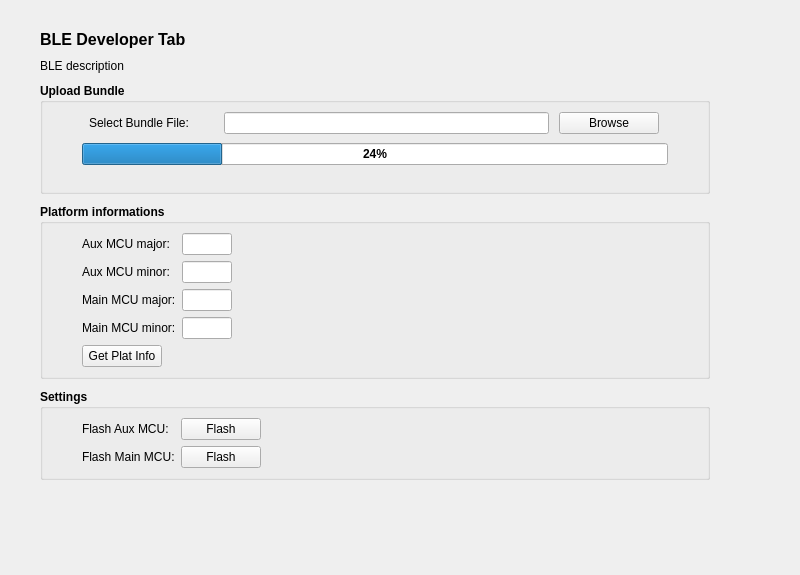
mooltipass/moolticute, file src/BleDev.ui: the form before one commit.
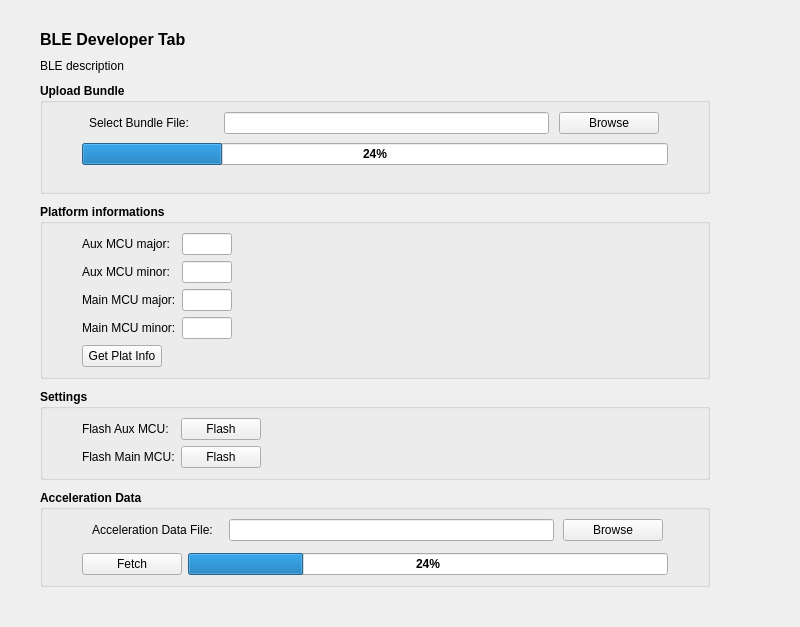
The form after the commit.

Commit message: Adding UI part of Acceleration Data Fetching

```diff
--- a/src/BleDev.ui
+++ b/src/BleDev.ui
@@ -653,6 +653,154 @@
      </layout>
     </widget>
    </item>
+   <item>
+    <widget class="QGroupBox" name="groupBoxAccData">
+     <property name="sizePolicy">
+      <sizepolicy hsizetype="Preferred" vsizetype="Fixed">
+       <horstretch>0</horstretch>
+       <verstretch>0</verstretch>
+      </sizepolicy>
+     </property>
+     <property name="title">
+      <string>Acceleration Data</string>
+     </property>
+     <layout class="QVBoxLayout" name="verticalLayout_5">
+      <item>
+       <layout class="QHBoxLayout" name="horizontalLayout_2">
+        <property name="leftMargin">
+         <number>30</number>
+        </property>
+        <property name="rightMargin">
+         <number>30</number>
+        </property>
+        <property name="bottomMargin">
+         <number>6</number>
+        </property>
+        <item>
+         <widget class="QLabel" name="label_AccDataFile">
+          <property name="sizePolicy">
+           <sizepolicy hsizetype="Expanding" vsizetype="Expanding">
+            <horstretch>0</horstretch>
+            <verstretch>0</verstretch>
+           </sizepolicy>
+          </property>
+          <property name="maximumSize">
+           <size>
+            <width>135</width>
+            <height>16777215</height>
+           </size>
+          </property>
+          <property name="font">
+           <font>
+            <weight>50</weight>
+            <bold>false</bold>
+           </font>
+          </property>
+          <property name="text">
+           <string>Acceleration Data File:</string>
+          </property>
+          <property name="alignment">
+           <set>Qt::AlignCenter</set>
+          </property>
+         </widget>
+        </item>
+        <item>
+         <widget class="QLineEdit" name="lineEditAccData">
+          <property name="minimumSize">
+           <size>
+            <width>250</width>
+            <height>0</height>
+           </size>
+          </property>
+          <property name="maximumSize">
+           <size>
+            <width>325</width>
+            <height>16777215</height>
+           </size>
+          </property>
+          <property name="font">
+           <font>
+            <weight>50</weight>
+            <bold>false</bold>
+           </font>
+          </property>
+          <property name="readOnly">
+           <bool>true</bool>
+          </property>
+         </widget>
+        </item>
+        <item>
+         <widget class="QPushButton" name="btnAccDataBrowse">
+          <property name="minimumSize">
+           <size>
+            <width>100</width>
+            <height>0</height>
+           </size>
+          </property>
+          <property name="maximumSize">
+           <size>
+            <width>100</width>
+            <height>16777215</height>
+           </size>
+          </property>
+          <property name="font">
+           <font>
+            <weight>50</weight>
+            <bold>false</bold>
+           </font>
+          </property>
+          <property name="text">
+           <string>Browse</string>
+          </property>
+         </widget>
+        </item>
+       </layout>
+      </item>
+      <item>
+       <layout class="QHBoxLayout" name="horizontalLayout_11">
+        <property name="leftMargin">
+         <number>30</number>
+        </property>
+        <property name="rightMargin">
+         <number>30</number>
+        </property>
+        <item>
+         <widget class="QPushButton" name="btnFetchAccData">
+          <property name="minimumSize">
+           <size>
+            <width>100</width>
+            <height>0</height>
+           </size>
+          </property>
+          <property name="maximumSize">
+           <size>
+            <width>100</width>
+            <height>16777215</height>
+           </size>
+          </property>
+          <property name="font">
+           <font>
+            <weight>50</weight>
+            <bold>false</bold>
+           </font>
+          </property>
+          <property name="text">
+           <string>Fetch</string>
+          </property>
+         </widget>
+        </item>
+        <item>
+         <widget class="QProgressBar" name="progressBarAccData">
+          <property name="value">
+           <number>24</number>
+          </property>
+         </widget>
+        </item>
+       </layout>
+      </item>
+     </layout>
+    </widget>
+   </item>
    <item>
     <spacer name="verticalSpacer">
      <property name="orientation">
```
The commit also changes 2 other files.
